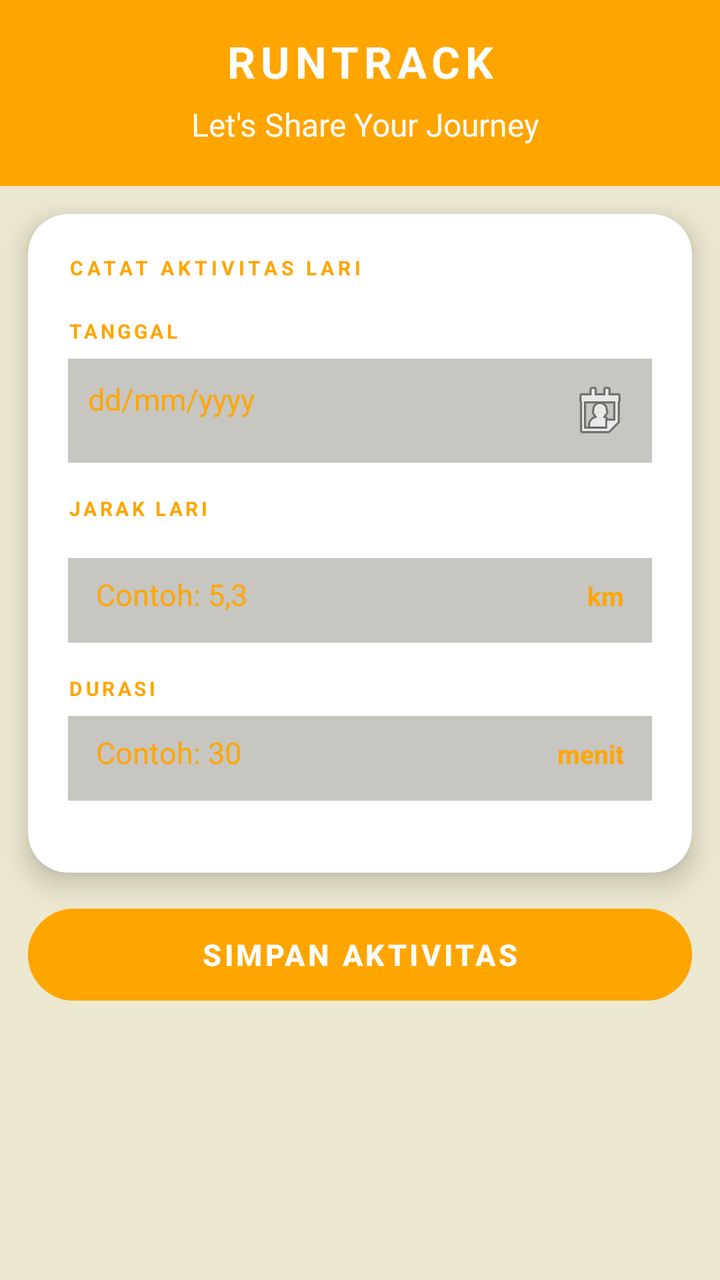
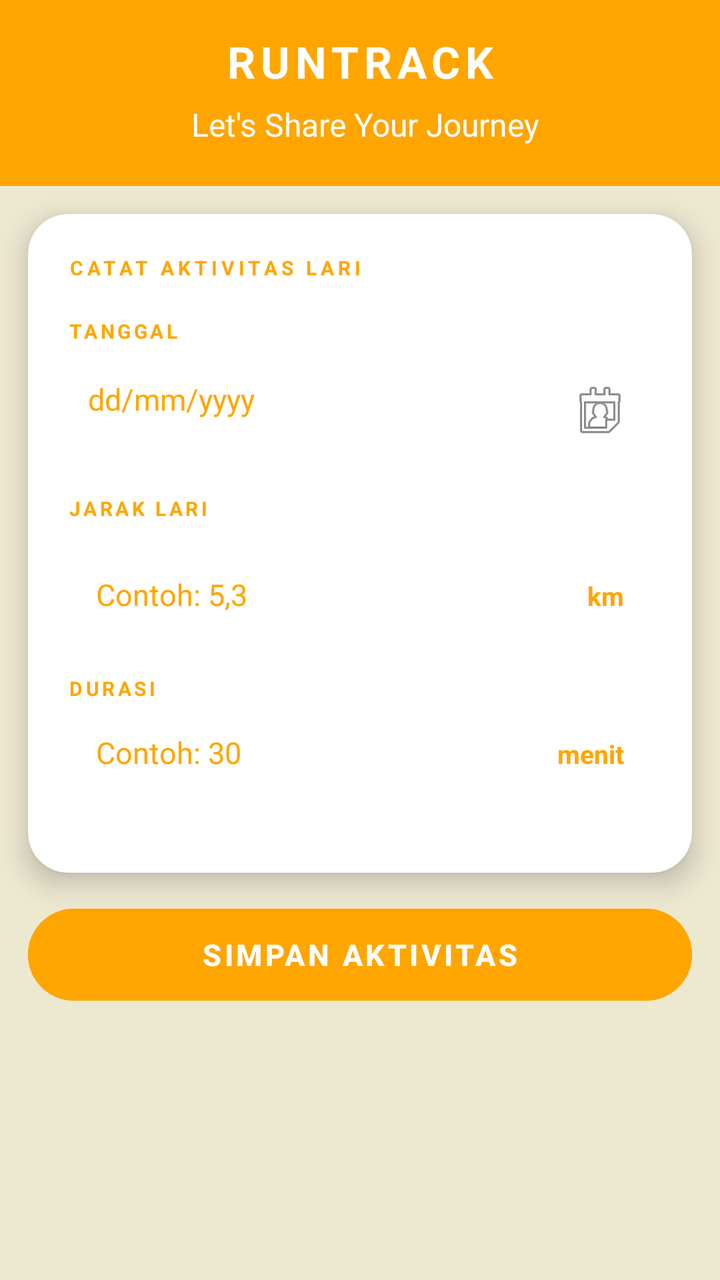

Compare the two renders of this Android layout. The source of the first and the diff that turns it into the second are given below.
<!-- AndroidManifest.xml: application theme Theme.LariLari -->
<!-- res/layout/fragment_catat_lari.xml -->
<?xml version="1.0" encoding="utf-8"?>
<ScrollView
    xmlns:android="http://schemas.android.com/apk/res/android"
    xmlns:app="http://schemas.android.com/apk/res-auto"
    android:id="@+id/catat_lari"
    android:layout_width="match_parent"
    android:layout_height="match_parent"
    android:background="@color/cream"
    android:fillViewport="true">


    <LinearLayout
        android:layout_width="match_parent"
        android:layout_height="wrap_content"
        android:orientation="vertical">

        <LinearLayout
            android:layout_width="match_parent"
            android:layout_height="wrap_content"
            android:background="@color/orange"
            android:orientation="vertical"
            android:paddingStart="22dp"
            android:paddingTop="16dp"
            android:paddingEnd="22dp"
            android:paddingBottom="20dp">

            <LinearLayout
                android:layout_width="match_parent"
                android:layout_height="wrap_content"
                android:layout_gravity="center"
                android:orientation="horizontal"
                android:layout_marginBottom="6dp">

                <TextView
                    android:layout_width="match_parent"
                    android:layout_height="wrap_content"
                    android:layout_weight="1"
                    android:text="RUNTRACK"
                    android:textColor="@color/white"
                    android:textAlignment="center"
                    android:textSize="22sp"
                    android:textStyle="bold"
                    android:letterSpacing="0.12"/>

            </LinearLayout>

            <TextView
                android:layout_width="match_parent"
                android:layout_height="wrap_content"
                android:layout_marginStart="5dp"
                android:text="Let's Share Your Journey"
                android:textAlignment="center"
                android:textSize="16sp"
                android:textColor="@color/white"/>

        </LinearLayout>

        <androidx.cardview.widget.CardView
            android:layout_width="match_parent"
            android:layout_height="wrap_content"
            android:layout_marginStart="14dp"
            android:layout_marginTop="14dp"
            android:layout_marginEnd="14dp"
            app:cardCornerRadius="20dp"
            app:cardElevation="8dp"
            app:cardBackgroundColor="#FFFFFF">

            <LinearLayout
                android:layout_width="match_parent"
                android:layout_height="wrap_content"
                android:orientation="vertical"
                android:padding="20dp">

                <TextView
                    android:layout_width="match_parent"
                    android:layout_height="wrap_content"
                    android:textSize="10sp"
                    android:text="CATAT AKTIVITAS LARI"
                    android:layout_marginBottom="18dp"
                    android:textColor="@color/orange"
                    android:textStyle="bold"
                    android:letterSpacing="0.2"/>

                <TextView
                    android:layout_width="match_parent"
                    android:layout_height="wrap_content"
                    android:layout_marginBottom="7dp"
                    android:text="TANGGAL"
                    android:textColor="@color/orange"
                    android:textSize="10sp"
                    android:textStyle="bold"
                    android:letterSpacing="0.15"/>

                <TextView
                    android:id="@+id/etTanggal"
                    android:layout_width="match_parent"
                    android:layout_height="wrap_content"
                    android:layout_marginBottom="16dp"
                    android:background="@color/grey"
                    android:padding="10dp"
                    android:hint="dd/mm/yyyy"
                    android:textColorHint="@color/orange"
                    android:textSize="15sp"
                    android:clickable="true"
                    android:focusable="true"
                    android:drawableEnd="@android:drawable/ic_menu_my_calendar"/>

                <TextView
                    android:layout_width="match_parent"
                    android:layout_height="wrap_content"
                    android:layout_marginBottom="18dp"
                    android:text="JARAK LARI"
                    android:textColor="@color/orange"
                    android:textSize="10sp"
                    android:textStyle="bold"
                    android:letterSpacing="0.15" />

                <LinearLayout
                    android:layout_width="match_parent"
                    android:layout_height="match_parent"
                    android:layout_marginBottom="16dp"
                    android:orientation="horizontal"
                    android:paddingBottom="14dp"
                    android:paddingTop="8dp"
                    android:paddingEnd="14dp"
                    android:paddingStart="14dp"
                    android:background="@color/grey">

                    <EditText
                        android:id="@+id/etJarak"
                        android:layout_width="match_parent"
                        android:layout_height="wrap_content"
                        android:layout_weight="1"
                        android:background="@null"
                        android:hint="Contoh: 5,3"
                        android:textColorHint="@color/orange"
                        android:inputType="numberDecimal"
                        android:textSize="15sp"/>

                    <TextView
                        android:layout_width="wrap_content"
                        android:layout_height="wrap_content"
                        android:text="km"
                        android:textColor="@color/orange"
                        android:textSize="13sp"
                        android:textStyle="bold"/>

                </LinearLayout>

                <TextView
                    android:layout_width="wrap_content"
                    android:layout_height="match_parent"
                    android:layout_marginBottom="7dp"
                    android:text="DURASI"
                    android:textColor="@color/orange"
                    android:textSize="10sp"
                    android:textStyle="bold"
                    android:letterSpacing="0.15"/>

                <LinearLayout
                    android:layout_width="match_parent"
                    android:layout_height="match_parent"
                    android:layout_marginBottom="16dp"
                    android:orientation="horizontal"
                    android:paddingBottom="14dp"
                    android:paddingTop="8dp"
                    android:paddingEnd="14dp"
                    android:paddingStart="14dp"
                    android:background="@color/grey">

                    <EditText
                        android:id="@+id/etDurasi"
                        android:layout_width="match_parent"
                        android:layout_height="wrap_content"
                        android:layout_weight="1"
                        android:background="@null"
                        android:hint="Contoh: 30"
                        android:textColorHint="@color/orange"
                        android:inputType="numberDecimal"
                        android:textSize="15sp"/>

                    <TextView
                        android:layout_width="wrap_content"
                        android:layout_height="wrap_content"
                        android:text="menit"
                        android:textColor="@color/orange"
                        android:textSize="13sp"
                        android:textStyle="bold"/>

                </LinearLayout>
            </LinearLayout>
        </androidx.cardview.widget.CardView>

        <Button
            android:id="@+id/btnSave"
            android:layout_width="match_parent"
            android:layout_height="54dp"
            android:layout_marginStart="14dp"
            android:layout_marginTop="14dp"
            android:layout_marginEnd="14dp"
            android:backgroundTint="@color/orange"
            android:text="SIMPAN AKTIVITAS"
            android:textColor="@color/white"
            android:textSize="15sp"
            android:textStyle="bold"
            android:letterSpacing="0.1"
            android:stateListAnimator="@null" />

    </LinearLayout>

</ScrollView>
<!-- resources referenced by this layout -->
<resources>
  <color name="cream">#EDE8D0</color>
  <color name="grey">#C7C6C1</color>
  <color name="orange">#FFA500</color>
  <color name="white">#FFFFFFFF</color>
  <style name="Theme.LariLari" parent="Base.Theme.LariLari" />
  <style name="Base.Theme.LariLari" parent="Theme.Material3.DayNight.NoActionBar">
          
          
      </style>
</resources>

<!-- the commit's change to res/layout/fragment_catat_lari.xml (unified diff, before → after) -->
@@ -96,7 +96,7 @@
                     android:layout_width="match_parent"
                     android:layout_height="wrap_content"
                     android:layout_marginBottom="16dp"
-                    android:background="@color/grey"
+                    android:background="@color/white"
                     android:padding="10dp"
                     android:hint="dd/mm/yyyy"
                     android:textColorHint="@color/orange"
@@ -124,7 +124,7 @@
                     android:paddingTop="8dp"
                     android:paddingEnd="14dp"
                     android:paddingStart="14dp"
-                    android:background="@color/grey">
+                    android:background="@color/white">
 
                     <EditText
                         android:id="@+id/etJarak"
@@ -166,7 +166,7 @@
                     android:paddingTop="8dp"
                     android:paddingEnd="14dp"
                     android:paddingStart="14dp"
-                    android:background="@color/grey">
+                    android:background="@color/white">
 
                     <EditText
                         android:id="@+id/etDurasi"
<!-- resource entries referenced after the edit -->
@@ -1,7 +1,6 @@
 <!-- resources referenced by this layout -->
 <resources>
   <color name="cream">#EDE8D0</color>
-  <color name="grey">#C7C6C1</color>
   <color name="orange">#FFA500</color>
   <color name="white">#FFFFFFFF</color>
   <style name="Theme.LariLari" parent="Base.Theme.LariLari" />
